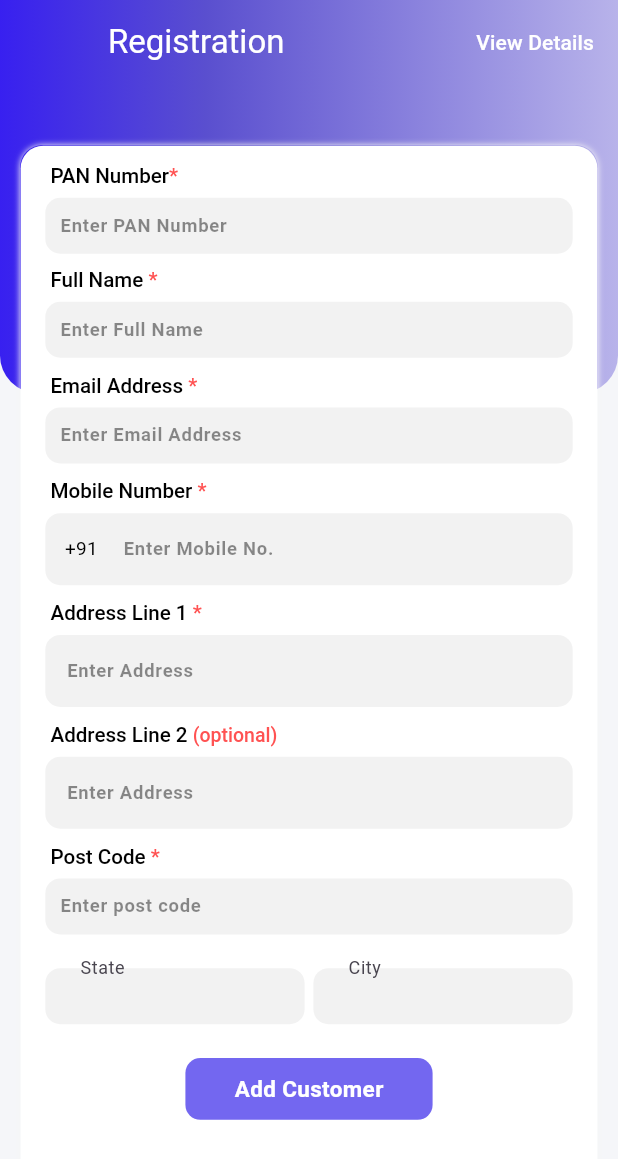
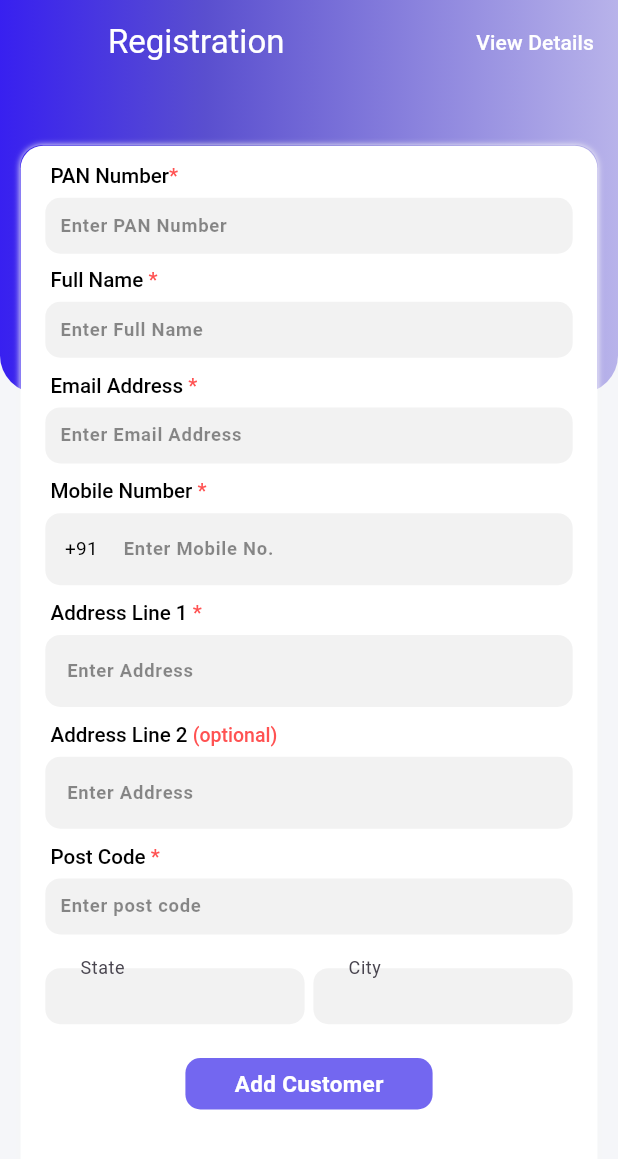
Before and after one commit to Tejashri2797/pixel6_assignmnet, a Flutter app: the screen it shows after launch, on a phone screen of 412 x 824 dp. Shown: the top 1159 px of the screen. Run offline on Flutter 3.47's test engine with Material 3 defaults, Android fonts, the phone set to English and light mode, and no system bars; our stand-ins replace shared_preferences.

```diff
--- a/lib/view/common_widgets/custom_widgets.dart
+++ b/lib/view/common_widgets/custom_widgets.dart
@@ -12,7 +12,7 @@ Widget commonLabel(BuildContext context, String label) => RichText(
 
 Widget commonButton(BuildContext context,String name)=>
     Container(
-      height: MediaQuery.of(context).size.height/20,
+      height: MediaQuery.of(context).size.height/24,
       width:   MediaQuery.of(context).size.width/2.5,
       decoration:  BoxDecoration(
           color: const Color.fromRGBO(115, 103, 240, 1),
```
